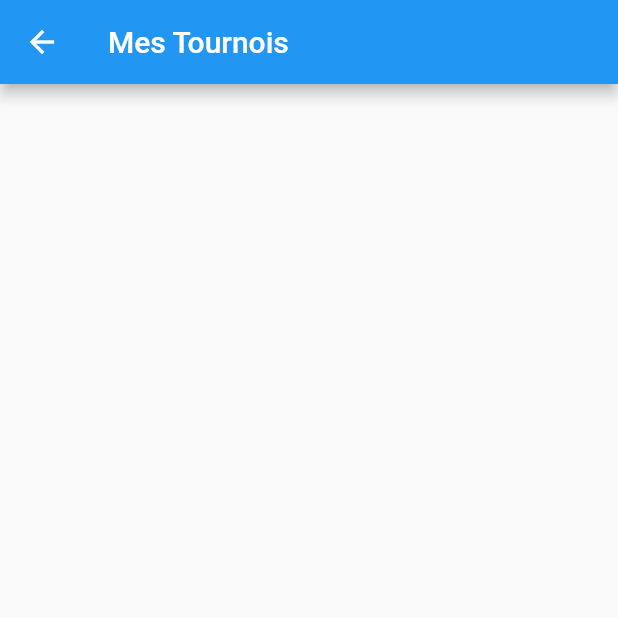
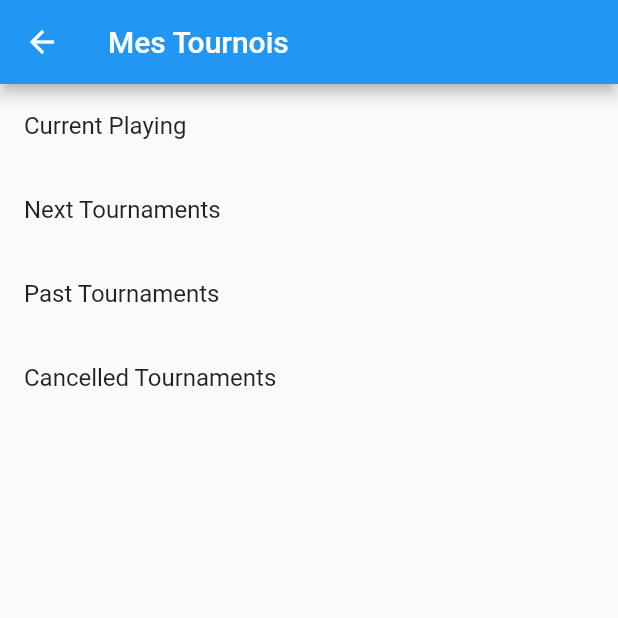
Before and after one commit to brakzog/tournamentManagement, a Flutter app: the TournamentScreen screen opened directly, on a phone screen of 412 x 824 dp, the top half of it. Run offline on Flutter 3.47's test engine with Material 2 defaults, Android fonts, the phone set to English and light mode, and no system bars; our stand-ins replace firebase_auth, firebase_core, firebase_database, flutter_secure_storage, google_sign_in; missing offline and left inert: the_apple_sign_in; accounts and stored records are empty.

Commit message:
review code and enhance tournament tab

```diff
--- a/lib/tournament_screen.dart
+++ b/lib/tournament_screen.dart
@@ -1,4 +1,5 @@
 import 'dart:async';
+import 'dart:collection';
 
 import 'package:firebase_auth/firebase_auth.dart';
 import 'package:firebase_database/firebase_database.dart';
@@ -18,21 +19,49 @@ class TournamentsScreenState extends State<TournamentScreen> {
   // ignore: deprecated_member_use
   final databaseReference = FirebaseDatabase.instance.reference();
   List<Tournament> tournaments = [];
-  List<Tournament> upcomingTournaments = [];
-  List<Tournament> pastTournaments = [];
-  List<Tournament> cancelNotPlayedTournaments = [];
-  List<Tournament> inProgressTournament = [];
+  late List<Tournament> upcomingTournaments = [];
+  late List<Tournament> pastTournaments = [];
+  late List<Tournament> cancelNotPlayedTournaments = [];
+  late List<Tournament> inProgressTournament = [];
 
   @override
   void initState() {
     super.initState();
-    fetchTournamentsFromFirebase();
+    fetchTournamentsFromFirebase().then((map) {
+      pastTournaments = map["past"] as List<Tournament>;
+      inProgressTournament = map["present"] as List<Tournament>;
+      upcomingTournaments = map["future"] as List<Tournament>;
+      cancelNotPlayedTournaments = map["cancel"] as List<Tournament>;
+    });
   }
 
-  Future<void> fetchTournamentsFromFirebase() async {
+  Future<Map<String, List<Tournament>>> fetchTournamentsFromFirebase() async {
+    Map<String, List<Tournament>> mapReturn = HashMap();
+    List<Tournament> inProgress = [];
+    List<Tournament> past = [];
+    List<Tournament> future = [];
+    List<Tournament> cancel = [];
+
     final ref = FirebaseDatabase.instance.ref();
     final snapshot = await ref.child('tournois').get();
     if (snapshot.exists) {
+      return buildMapTournament(
+          snapshot, inProgress, future, past, cancel, mapReturn);
+    } else {
+      if (kDebugMode) {
+        print('No data available.');
+      }
+      return {"": List.empty()};
+    }
+  }
+
+  Map<String, List<Tournament>> buildMapTournament(
+      DataSnapshot snapshot,
+      List<Tournament> inProgress,
+      List<Tournament> future,
+      List<Tournament> past,
+      List<Tournament> cancel,
+      Map<String, List<Tournament>> mapReturn) {
     Object? objectValue = snapshot.value as Map<Object?, Object?>;
     Map<Object?, Object?> map = objectValue as Map<Object?, Object?>;
     map.forEach((key, value) {
@@ -52,65 +81,7 @@ class TournamentsScreenState extends State<TournamentScreen> {
       );
       // Vérifiez si le tournoi appartient à l'utilisateur actuel (par exemple, par ID d'utilisateur).
       if (tournament.createdBy == FirebaseAuth.instance.currentUser?.email) {
-          bool isChecked = false;
-
-          // setState(() {
-          //Recuperation de l'ensemble des tournois présents ou passés ou n'ayant pas pu avoir lieu
-          tournaments.add(tournament);
-          //Récupération de l'ensemble des tournois en cours
-          if (tournament.tournamentDate.beginingDate != null &&
-              tournament.tournamentDate.finalDate != null) {
-            DateTime beginTournament = DateFormat('dd/MM/yyyy').parse(
-                tournament.tournamentDate.beginingDate!); //securisé au dessus
-            DateTime finaleDate = DateFormat('dd/MM/yyyy').parse(
-                tournament.tournamentDate.finalDate!); //securisé au dessus
-            if (beginTournament.isBefore(DateTime.now()) &&
-                finaleDate.isAfter(DateTime.now())) {
-              isChecked = true;
-              if (kDebugMode) print("tournoi en cours : $tournament");
-              inProgressTournament.add(tournament);
-            }
-          }
-          //Recuperation de l'ensemble des tournois à venir
-          if (!isChecked && tournament.tournamentDate.beginingDate != null) {
-            DateTime tournamentDate = DateFormat('dd/MM/yyyy').parse(
-                tournament.tournamentDate.beginingDate!); //securisé au dessus
-            if (tournamentDate.isAfter(DateTime.now())) {
-              if (kDebugMode) print("tournoi à venir : $tournament");
-              isChecked = true;
-              upcomingTournaments.add(tournament);
-            }
-          }
-          //Récupération de l'ensemble des tournois déjà joués
-          if (!isChecked && tournament.tournamentDate.finalDate != null) {
-            DateTime finalTournamentDate = DateFormat('dd/MM/yyyy').parse(
-                tournament.tournamentDate.finalDate!); //securisé au dessus
-            if (finalTournamentDate.isBefore(DateTime.now())) {
-              if (kDebugMode) print("tournoi déjà joué : $tournament");
-
-              isChecked = true;
-              pastTournaments.add(tournament);
-            }
-          }
-
-          //Récupération de l'ensemble des tournois annulés ou pas joués
-          if (!isChecked && tournament.tournamentDate.beginingDate == null) {
-            if (kDebugMode) print("tournoi n'ayant pas eu lieu : $tournament");
-
-            cancelNotPlayedTournaments.add(tournament);
-          }
-          if (!isChecked) {
-            //shold not happened from this point
-            if (kDebugMode) print("tournament not taken : $tournament");
-          }
-          //    });
-          setState(() {
-            tournaments;
-            inProgressTournament;
-            pastTournaments;
-            cancelNotPlayedTournaments;
-            upcomingTournaments;
-          });
+        retrieveCurrentUserData(tournament, inProgress, future, past, cancel);
       } else {
         if (kDebugMode) {
           print(
@@ -118,11 +89,84 @@ class TournamentsScreenState extends State<TournamentScreen> {
         }
       }
     });
-    } else {
-      if (kDebugMode) {
-        print('No data available.');
+    mapReturn["past"] = past;
+    mapReturn["present"] = inProgress;
+    mapReturn["future"] = future;
+    mapReturn["cancel"] = cancel;
+    return mapReturn;
+  }
+
+  void retrieveCurrentUserData(
+      Tournament tournament,
+      List<Tournament> inProgress,
+      List<Tournament> future,
+      List<Tournament> past,
+      List<Tournament> cancel) {
+    bool isChecked = false;
+    //Recuperation de l'ensemble des tournois présents ou passés ou n'ayant pas pu avoir lieu
+    tournaments.add(tournament);
+    //Récupération de l'ensemble des tournois en cours
+    if (tournament.tournamentDate.beginingDate != null &&
+        tournament.tournamentDate.finalDate != null) {
+      isChecked = addInProgressTournament(tournament, isChecked, inProgress);
+    }
+    //Recuperation de l'ensemble des tournois à venir
+    if (!isChecked && tournament.tournamentDate.beginingDate != null) {
+      isChecked = addFutureTournament(tournament, isChecked, future);
+    }
+    //Récupération de l'ensemble des tournois déjà joués
+    if (!isChecked && tournament.tournamentDate.finalDate != null) {
+      isChecked = addPastTournament(tournament, isChecked, past);
+    }
+    //Récupération de l'ensemble des tournois annulés ou pas joués
+    if (!isChecked && tournament.tournamentDate.beginingDate == null) {
+      cancel.add(tournament);
+    }
+    if (!isChecked) {
+      //shold not happened from this point
+      if (kDebugMode) print("tournament not taken : $tournament");
     }
   }
+
+  bool addPastTournament(
+      Tournament tournament, bool isChecked, List<Tournament> past) {
+    DateTime finalTournamentDate = DateFormat('dd/MM/yyyy')
+        .parse(tournament.tournamentDate.finalDate!); //securisé au dessus
+    if (finalTournamentDate.isBefore(DateTime.now())) {
+      if (kDebugMode) print("tournoi déjà joué : $tournament");
+
+      isChecked = true;
+      past.add(tournament);
+    }
+    return isChecked;
+  }
+
+  bool addFutureTournament(
+      Tournament tournament, bool isChecked, List<Tournament> future) {
+    DateTime tournamentDate = DateFormat('dd/MM/yyyy')
+        .parse(tournament.tournamentDate.beginingDate!); //securisé au dessus
+    if (tournamentDate.isAfter(DateTime.now())) {
+      if (kDebugMode) print("tournoi à venir : $tournament");
+      isChecked = true;
+      future.add(tournament);
+    }
+    return isChecked;
+  }
+
+  bool addInProgressTournament(
+      Tournament tournament, bool isChecked, List<Tournament> inProgress) {
+    DateTime beginTournament = DateFormat('dd/MM/yyyy')
+        .parse(tournament.tournamentDate.beginingDate!); //securisé au dessus
+    DateTime finaleDate = DateFormat('dd/MM/yyyy')
+        .parse(tournament.tournamentDate.finalDate!); //securisé au dessus
+    if (beginTournament.isBefore(DateTime.now()) &&
+        finaleDate.isAfter(DateTime.now())) {
+      isChecked = true;
+      if (kDebugMode) print("tournoi en cours : $tournament");
+      //  inProgressTournament.add(tournament);
+      inProgress.add(tournament);
+    }
+    return isChecked;
   }
 
   TournamentDate getTournamentDate(Map<Object?, Object?> mapValue) {
@@ -159,16 +203,66 @@ class TournamentsScreenState extends State<TournamentScreen> {
       appBar: AppBar(
         title: const Text("Mes Tournois"),
       ),
-      body: ListView.builder(
-        itemCount: tournaments.length,
+      body: FutureBuilder<Map<String, List<Tournament>>>(
+        future: fetchTournamentsFromFirebase(),
+        builder: (context, snapshot) {
+          if (snapshot.connectionState == ConnectionState.waiting) {
+            return const Center(child: CircularProgressIndicator());
+          } else if (snapshot.hasError) {
+            return const Center(child: Text('Error fetching data'));
+          } else if (snapshot.hasData) {
+            return ListView.builder(
+              shrinkWrap: true,
+              physics: const NeverScrollableScrollPhysics(),
+              itemCount: 4,
               itemBuilder: (context, index) {
-          return ListTile(
-            title: Text(tournaments[index].name),
-            subtitle: Text(tournaments[index].createdBy),
-            // Vous pouvez ajouter d'autres informations du tournoi ici.
+                return _buildList(index);
+              },
             );
+          } else {
+            return const Center(child: Text('No data available'));
+          }
         },
       ),
     );
   }
+
+  Widget _buildList(int index) {
+    List<List<Tournament>> tournamentCategories = [
+      inProgressTournament,
+      upcomingTournaments,
+      pastTournaments,
+      cancelNotPlayedTournaments,
+    ];
+
+    List<String> categoryTitles = [
+      "Current Playing",
+      "Next Tournaments",
+      "Past Tournaments",
+      "Cancelled Tournaments",
+    ];
+
+    if (tournamentCategories[index].isNotEmpty) {
+      return ExpansionTile(
+        title: Text(categoryTitles[index]),
+        children: retrieveListWidget(tournamentCategories[index]),
+      );
+    } else {
+      return ListTile(
+        title: Text(categoryTitles[index]),
+      );
     }
+  }
+
+  List<Widget> retrieveListWidget(List<Tournament> tournamentList) {
+    List<Widget> listWidget = [];
+    // ignore: avoid_function_literals_in_foreach_calls
+    tournamentList.forEach((element) {
+      listWidget.add(Column(
+        children: [Text(element.name), Text(element.createdBy)],
+      ));
+    });
+
+    return listWidget;
+  }
+}
```
Also changed, not shown: 2 other files. Lines whose indentation alone changed are shown as unchanged.
